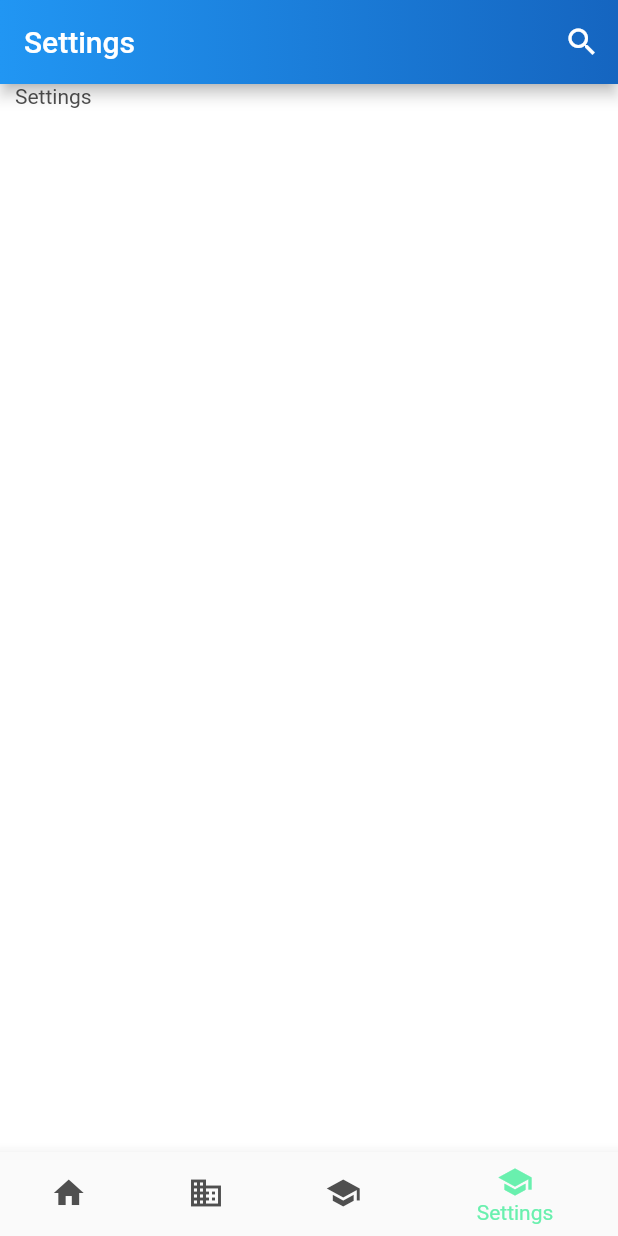
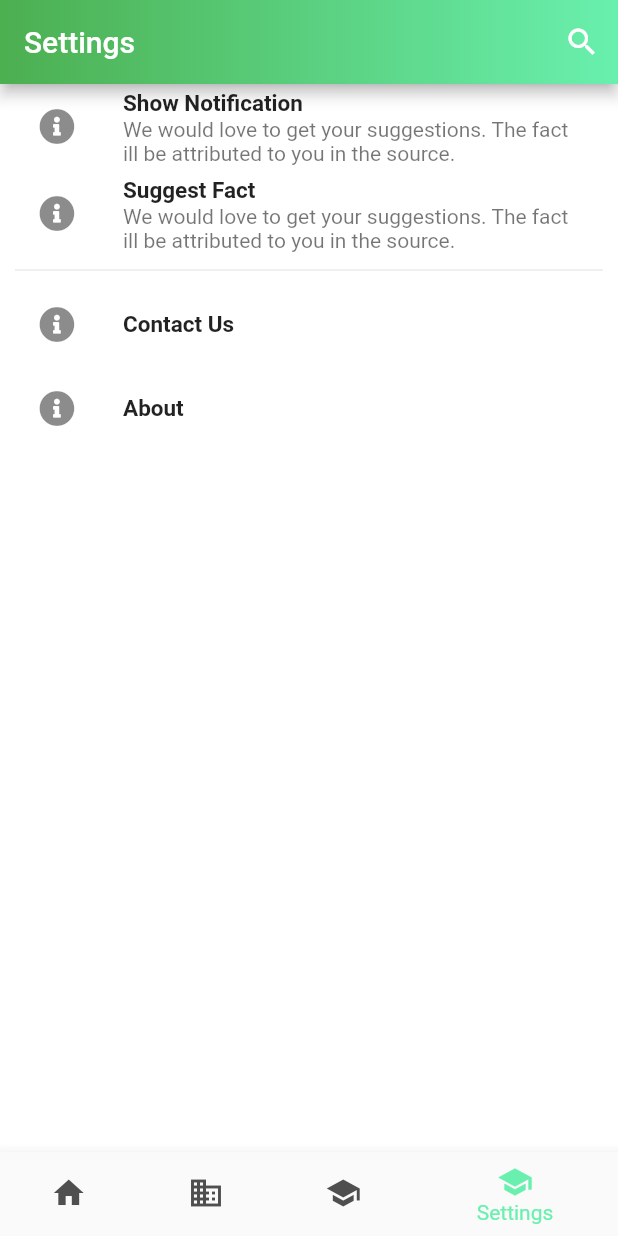
Before and after one commit to nonybrighto/nigeria-facts, a Flutter app: the screen it shows after launch, item 4 of the bottom bar chosen, on a phone screen of 412 x 824 dp. Run offline on Flutter 3.47's test engine with Material 2 defaults, Android fonts, the phone set to English and light mode, and no system bars; our stand-ins replace cached_network_image, font_awesome_flutter, gradient_app_bar, rxdart, shared_preferences, sqflite; accounts and stored records are empty; generated files the repository leaves out were written again.

Commit message:
Implement settings page

```diff
--- a/lib/constants/constants.dart
+++ b/lib/constants/constants.dart
@@ -6,6 +6,9 @@ const double kDefaultPadding = 10;
 
 
 //Fact constants
+const String kAppName = 'DailyFactsNG';
+const String kAppVersion = '1.0.0';
+const String kContactEmail = 'nonybrighto@gmail.com';
 const int kFactsPerDay = 10;
 
 
--- a/lib/pages/home_page.dart
+++ b/lib/pages/home_page.dart
@@ -1,5 +1,6 @@
 import 'package:dailyfactsng/constants/constants.dart';
 import 'package:dailyfactsng/pages/search_page.dart';
+import 'package:dailyfactsng/widgets/general/custom_app_bar.dart';
 import 'package:flutter/material.dart';
 import 'package:dailyfactsng/widgets/nav_pages/home_fact_list.dart';
 import 'package:dailyfactsng/widgets/nav_pages/bookmark_list.dart';
@@ -34,7 +35,7 @@ class _HomePageState extends State<HomePage> {
   @override
   Widget build(BuildContext context) {
     return Scaffold(
-      appBar: GradientAppBar(title: Text(_navPages[_selectedIndex]['title']), actions: <Widget>[
+      appBar: buildCustomAppBar(title: Text(_navPages[_selectedIndex]['title']), actions: <Widget>[
         IconButton(icon: Icon(Icons.search), onPressed: (){
           Navigator.of(context).push(MaterialPageRoute(
                 builder: (context) => SearchPage()));
--- /dev/null
+++ b/lib/widgets/general/custom_app_bar.dart
@@ -0,0 +1,27 @@
+import 'package:dailyfactsng/constants/constants.dart';
+import 'package:flutter/material.dart';
+import 'package:gradient_app_bar/gradient_app_bar.dart';
+
+// class CustomAppBar extends StatelessWidget {
+
+//   final Widget title;
+//   final List<Widget> actions;
+
+//   CustomAppBar({this.title, this.actions});
+//   @override
+//   Widget build(BuildContext context) {
+//     return
+//   }
+// }
+
+buildCustomAppBar({Widget title, List<Widget> actions}){
+    double appBarHeight = AppBar().preferredSize.height;
+    return  PreferredSize(
+            preferredSize:Size.fromHeight(appBarHeight),
+            child: GradientAppBar(
+        title: title,
+        actions: actions,
+        gradient: LinearGradient(colors: [kGradientFirstColor, kGradientSecondColor])
+      )
+          );
+}
--- a/lib/widgets/nav_pages/settings.dart
+++ b/lib/widgets/nav_pages/settings.dart
@@ -1,9 +1,50 @@
+import 'package:dailyfactsng/constants/constants.dart';
 import 'package:flutter/material.dart';
+import 'package:dailyfactsng/pages/about_page.dart';
+import 'package:font_awesome_flutter/font_awesome_flutter.dart';
+import 'package:url_launcher/url_launcher.dart';
 
 class Settings extends StatelessWidget {
 
   @override
   Widget build(BuildContext context) {
-     return Text('Settings');
+    TextStyle titleStyle = TextStyle(fontWeight: FontWeight.bold, fontSize: 15);
+     return SingleChildScrollView(
+        child:  Column(
+          children: <Widget>[
+            ListTile(
+              title: Text('Show Notification', style: titleStyle,),
+              leading: Icon(FontAwesomeIcons.infoCircle),
+              subtitle: Text('We would love to get your suggestions. The fact ill be attributed to you in the source.'),
+              onTap: (){
+                launch('mailto:$kContactEmail?subject=Suggestion title&body=Suggestion \n');
+              },
+            ),
+            ListTile(
+              title: Text('Suggest Fact', style: titleStyle,),
+              leading: Icon(FontAwesomeIcons.infoCircle),
+              subtitle: Text('We would love to get your suggestions. The fact ill be attributed to you in the source.'),
+              onTap: (){
+                launch('mailto:$kContactEmail?subject=Suggestion title&body=Suggestion \n');
+              },
+            ),
+            Divider(),
+            ListTile(
+              title: Text('Contact Us', style: titleStyle),
+              leading: Icon(FontAwesomeIcons.infoCircle),
+              onTap: (){
+                launch('mailto:$kContactEmail?subject=Hello&body=$kAppName - $kAppVersion \n Hi.');
+              },
+            ),
+            ListTile(
+              title: Text('About', style: titleStyle),
+              leading: Icon(FontAwesomeIcons.infoCircle),
+              onTap: (){
+                Navigator.of(context).push(MaterialPageRoute(
+                builder: (context) => AboutPage()));
+              },
+            )
+          ],
+        ));
   }
 }
--- a/pubspec.yaml
+++ b/pubspec.yaml
@@ -57,6 +57,7 @@ flutter:
   assets:
     - assets/database/dailyfact.db
     - assets/images/fact_place_holder.png
+    - assets/images/logo.png
   # An image asset can refer to one or more resolution-specific "variants", see
   # https://flutter.dev/assets-and-images/#resolution-aware.
   # For details regarding adding assets from package dependencies, see
```
Also changed, not shown: lib/pages/about_page.dart (added, +116 -0 lines), assets/images/logo.png (added).
